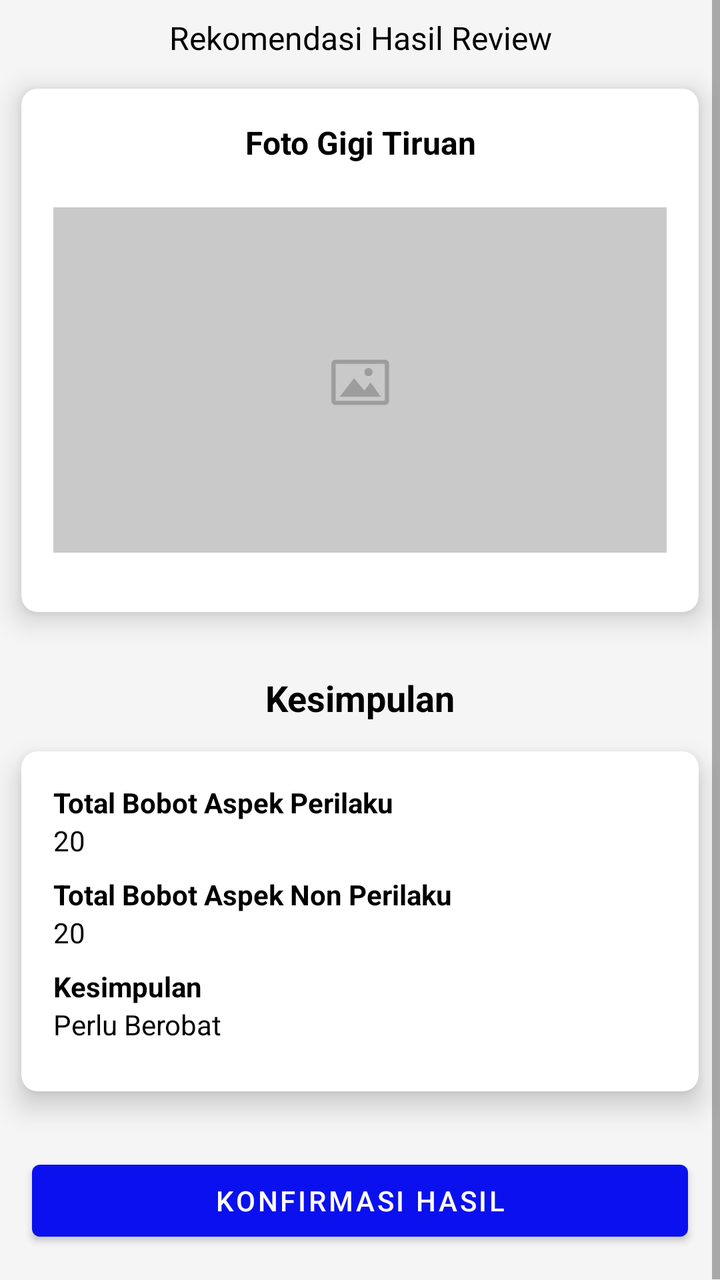
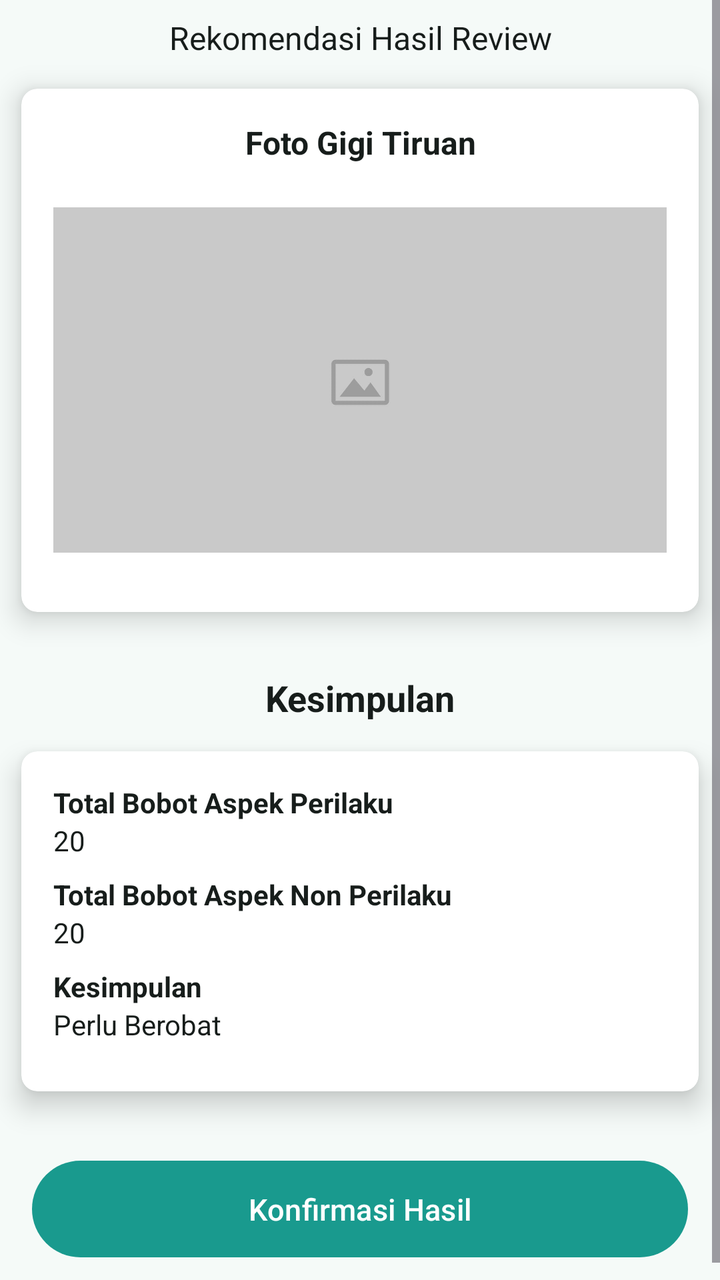

Compare the two renders of this Android layout. The source of the first and the diff that turns it into the second are given below.
<!-- AndroidManifest.xml: application theme Theme.Ladokgi -->
<!-- res/layout/activity_konsultasi_review.xml -->
<?xml version="1.0" encoding="utf-8"?>

<androidx.constraintlayout.widget.ConstraintLayout xmlns:android="http://schemas.android.com/apk/res/android"
    xmlns:app="http://schemas.android.com/apk/res-auto"
    xmlns:tools="http://schemas.android.com/tools"
    android:layout_width="match_parent"
    android:layout_height="match_parent"
    android:background="#f5f5f5"
    tools:context=".konsultasi.KonsultasiReviewActivity">

    <ScrollView
        android:orientation="vertical"
        android:layout_width="match_parent"
        android:layout_height="match_parent">

        <LinearLayout
            android:orientation="vertical"
            android:layout_width="match_parent"
            android:layout_height="wrap_content">

            <TextView
                android:layout_width="match_parent"
                android:layout_height="wrap_content"
                android:text="Rekomendasi Hasil Review"
                android:textAlignment="center"
                android:layout_marginTop="8dp"
                android:textColor="@color/black"
                android:textSize="16sp"/>

            <androidx.cardview.widget.CardView
                android:layout_width="match_parent"
                android:layout_height="wrap_content"
                app:cardElevation="8dp"
                app:cardUseCompatPadding="true"
                app:cardCornerRadius="8dp">
                <LinearLayout
                    android:layout_width="match_parent"
                    android:layout_height="wrap_content"
                    android:orientation="vertical"
                    android:padding="16dp">
                    <TextView
                        android:layout_width="match_parent"
                        android:layout_height="wrap_content"
                        android:text="Foto Gigi Tiruan"
                        android:textAlignment="center"
                        android:textColor="@color/black"
                        android:textSize="16sp"
                        android:layout_marginBottom="8dp"
                        android:textStyle="bold"/>
                    <ImageView
                        android:id="@+id/gambar_gigi"
                        android:layout_width="match_parent"
                        android:layout_height="200dp"
                        android:src="@drawable/placeholder"/>
                </LinearLayout>
            </androidx.cardview.widget.CardView>
            <TextView
                android:layout_width="match_parent"
                android:layout_height="wrap_content"
                android:textColor="@color/black"
                android:textStyle="bold"
                android:textSize="18sp"
                android:paddingTop="16dp"
                android:textAlignment="center"
                android:text="Kesimpulan"/>



            <androidx.cardview.widget.CardView
                android:layout_width="match_parent"
                android:layout_height="wrap_content"
                app:cardElevation="8dp"
                app:cardUseCompatPadding="true"
                app:cardCornerRadius="8dp">

                <LinearLayout
                    android:layout_width="match_parent"
                    android:layout_height="wrap_content"
                    android:orientation="vertical"
                    android:padding="16dp">

                    <TextView
                        android:layout_width="match_parent"
                        android:layout_height="wrap_content"
                        android:text="Total Bobot Aspek Perilaku"
                        android:textColor="@color/black"
                        android:textStyle="bold" />

                    <TextView
                        android:id="@+id/bobot_p"
                        android:layout_width="match_parent"
                        android:layout_height="wrap_content"
                        android:layout_marginBottom="8dp"
                        android:text="20"
                        android:textColor="@color/black" />

                    <TextView
                        android:layout_width="match_parent"
                        android:layout_height="wrap_content"
                        android:text="Total Bobot Aspek Non Perilaku"
                        android:textColor="@color/black"
                        android:textStyle="bold" />

                    <TextView
                        android:id="@+id/bobot_np"
                        android:layout_width="match_parent"
                        android:layout_height="wrap_content"
                        android:layout_marginBottom="8dp"
                        android:text="20"
                        android:textColor="@color/black" />

                    <TextView
                        android:layout_width="match_parent"
                        android:layout_height="wrap_content"
                        android:text="Kesimpulan"
                        android:textColor="@color/black"
                        android:textStyle="bold" />

                    <TextView
                        android:id="@+id/kesimpulan"
                        android:layout_width="match_parent"
                        android:layout_height="wrap_content"
                        android:layout_marginBottom="8dp"
                        android:text="Perlu Berobat"
                        android:textColor="@color/black" />

                </LinearLayout>
            </androidx.cardview.widget.CardView>
            <Button
                android:id="@+id/btn_cofirm"
                android:layout_width="match_parent"
                android:layout_height="wrap_content"
                android:text="Konfirmasi Hasil"
                android:layout_margin="16dp"/>
        </LinearLayout>
    </ScrollView>

</androidx.constraintlayout.widget.ConstraintLayout>
<!-- resources referenced by this layout -->
<resources>
  <color name="black">#FF000000</color>
  <style name="Theme.Ladokgi" parent="Theme.MaterialComponents.DayNight.NoActionBar">
          
          <item name="colorPrimary">@color/purple_700</item>
          <item name="colorPrimaryVariant">@color/purple_500</item>
          <item name="colorOnPrimary">@color/white</item>
          
          <item name="colorSecondary">@color/purple_500</item>
          <item name="colorSecondaryVariant">@color/purple_700</item>
          <item name="colorOnSecondary">@color/black</item>
          
          <item name="android:statusBarColor" tools:targetApi="l">?attr/colorPrimaryVariant</item>
          
  
          <item name="actionOverflowButtonStyle">@style/MyOverflowButtonStyle</item>
      </style>
  <color name="purple_700">#0a11ee</color>
  <color name="purple_500">#009ed6</color>
  <color name="white">#FFFFFFFF</color>
  <style name="MyOverflowButtonStyle" parent="Widget.AppCompat.ActionButton.Overflow">
          <item name="android:tint">#FFFFFF</item>
      </style>
  <!-- unchanged entries left out for length: 1 -->
</resources>

<!-- the commit's change to res/layout/activity_konsultasi_review.xml (unified diff, before → after) -->
@@ -1,11 +1,10 @@
 <?xml version="1.0" encoding="utf-8"?>
-
 <androidx.constraintlayout.widget.ConstraintLayout xmlns:android="http://schemas.android.com/apk/res/android"
     xmlns:app="http://schemas.android.com/apk/res-auto"
     xmlns:tools="http://schemas.android.com/tools"
     android:layout_width="match_parent"
     android:layout_height="match_parent"
-    android:background="#f5f5f5"
+    android:background="?attr/colorSurface"
     tools:context=".konsultasi.KonsultasiReviewActivity">
 
     <ScrollView
@@ -24,7 +23,7 @@
                 android:text="Rekomendasi Hasil Review"
                 android:textAlignment="center"
                 android:layout_marginTop="8dp"
-                android:textColor="@color/black"
+                android:textColor="?attr/colorOnSurface"
                 android:textSize="16sp"/>
 
             <androidx.cardview.widget.CardView
@@ -43,7 +42,7 @@
                         android:layout_height="wrap_content"
                         android:text="Foto Gigi Tiruan"
                         android:textAlignment="center"
-                        android:textColor="@color/black"
+                        android:textColor="?attr/colorOnSurface"
                         android:textSize="16sp"
                         android:layout_marginBottom="8dp"
                         android:textStyle="bold"/>
@@ -57,7 +56,7 @@
             <TextView
                 android:layout_width="match_parent"
                 android:layout_height="wrap_content"
-                android:textColor="@color/black"
+                android:textColor="?attr/colorOnSurface"
                 android:textStyle="bold"
                 android:textSize="18sp"
                 android:paddingTop="16dp"
@@ -83,7 +82,7 @@
                         android:layout_width="match_parent"
                         android:layout_height="wrap_content"
                         android:text="Total Bobot Aspek Perilaku"
-                        android:textColor="@color/black"
+                        android:textColor="?attr/colorOnSurface"
                         android:textStyle="bold" />
 
                     <TextView
@@ -92,13 +91,13 @@
                         android:layout_height="wrap_content"
                         android:layout_marginBottom="8dp"
                         android:text="20"
-                        android:textColor="@color/black" />
+                        android:textColor="?attr/colorOnSurface" />
 
                     <TextView
                         android:layout_width="match_parent"
                         android:layout_height="wrap_content"
                         android:text="Total Bobot Aspek Non Perilaku"
-                        android:textColor="@color/black"
+                        android:textColor="?attr/colorOnSurface"
                         android:textStyle="bold" />
 
                     <TextView
@@ -107,13 +106,13 @@
                         android:layout_height="wrap_content"
                         android:layout_marginBottom="8dp"
                         android:text="20"
-                        android:textColor="@color/black" />
+                        android:textColor="?attr/colorOnSurface" />
 
                     <TextView
                         android:layout_width="match_parent"
                         android:layout_height="wrap_content"
                         android:text="Kesimpulan"
-                        android:textColor="@color/black"
+                        android:textColor="?attr/colorOnSurface"
                         android:textStyle="bold" />
 
                     <TextView
@@ -122,11 +121,11 @@
                         android:layout_height="wrap_content"
                         android:layout_marginBottom="8dp"
                         android:text="Perlu Berobat"
-                        android:textColor="@color/black" />
+                        android:textColor="?attr/colorOnSurface" />
 
                 </LinearLayout>
             </androidx.cardview.widget.CardView>
-            <Button
+            <com.google.android.material.button.MaterialButton
                 android:id="@+id/btn_cofirm"
                 android:layout_width="match_parent"
                 android:layout_height="wrap_content"
<!-- resource entries referenced after the edit -->
@@ -1,26 +1,96 @@
 <!-- resources referenced by this layout -->
 <resources>
-  <color name="black">#FF000000</color>
-  <style name="Theme.Ladokgi" parent="Theme.MaterialComponents.DayNight.NoActionBar">
+  <style name="Theme.Ladokgi" parent="Theme.Material3.DayNight.NoActionBar">
+          <item name="colorPrimary">@color/m3_primary</item>
+          <item name="colorOnPrimary">@color/m3_on_primary</item>
+          <item name="colorPrimaryContainer">@color/m3_primary_container</item>
+          <item name="colorOnPrimaryContainer">@color/m3_on_primary_container</item>
+  
+          <item name="colorSecondary">@color/m3_secondary</item>
+          <item name="colorOnSecondary">@color/m3_on_secondary</item>
+          <item name="colorSecondaryContainer">@color/m3_secondary_container</item>
+          <item name="colorOnSecondaryContainer">@color/m3_on_secondary_container</item>
+  
+          <item name="colorTertiary">@color/m3_tertiary</item>
+          <item name="colorOnTertiary">@color/m3_on_tertiary</item>
+  
+          <item name="colorError">@color/m3_error</item>
+          <item name="colorOnError">@color/m3_on_error</item>
+  
+          <item name="android:colorBackground">@color/m3_background</item>
+          <item name="colorOnBackground">@color/m3_on_background</item>
+          <item name="colorSurface">@color/m3_surface</item>
+          <item name="colorOnSurface">@color/m3_on_surface</item>
+          <item name="colorSurfaceVariant">@color/m3_surface_variant</item>
+          <item name="colorOnSurfaceVariant">@color/m3_on_surface_variant</item>
+          <item name="colorOutline">@color/m3_outline</item>
+          <item name="colorSurfaceContainer">@color/m3_surface_container</item>
+          <item name="colorSurfaceContainerHigh">@color/m3_surface_container_high</item>
+  
           
-          <item name="colorPrimary">@color/purple_700</item>
-          <item name="colorPrimaryVariant">@color/purple_500</item>
-          <item name="colorOnPrimary">@color/white</item>
-          
-          <item name="colorSecondary">@color/purple_500</item>
-          <item name="colorSecondaryVariant">@color/purple_700</item>
-          <item name="colorOnSecondary">@color/black</item>
-          
-          <item name="android:statusBarColor" tools:targetApi="l">?attr/colorPrimaryVariant</item>
-          
+          <item name="textInputStyle">@style/Widget.Ladokgi.TextInputLayout</item>
+          <item name="materialButtonStyle">@style/Widget.Ladokgi.Button</item>
+          <item name="materialButtonOutlinedStyle">@style/Widget.Ladokgi.Button.Outlined</item>
+          <item name="borderlessButtonStyle">@style/Widget.Ladokgi.Button.Text</item>
   
+          <item name="materialAlertDialogTheme">@style/ThemeOverlay.Ladokgi.AlertDialog</item>
           <item name="actionOverflowButtonStyle">@style/MyOverflowButtonStyle</item>
       </style>
-  <color name="purple_700">#0a11ee</color>
-  <color name="purple_500">#009ed6</color>
-  <color name="white">#FFFFFFFF</color>
+  <color name="m3_primary">#199A8E</color>
+  <color name="m3_on_primary">#FFFFFF</color>
+  <color name="m3_primary_container">#9DF2E4</color>
+  <color name="m3_on_primary_container">#00201C</color>
+  <color name="m3_secondary">#4B635F</color>
+  <color name="m3_on_secondary">#FFFFFF</color>
+  <color name="m3_secondary_container">#CDE8E3</color>
+  <color name="m3_on_secondary_container">#07201C</color>
+  <color name="m3_tertiary">#46617A</color>
+  <color name="m3_on_tertiary">#FFFFFF</color>
+  <color name="m3_error">#BA1A1A</color>
+  <color name="m3_on_error">#FFFFFF</color>
+  <color name="m3_background">#F5FAF8</color>
+  <color name="m3_on_background">#171D1B</color>
+  <color name="m3_surface">#F5FAF8</color>
+  <color name="m3_on_surface">#171D1B</color>
+  <color name="m3_surface_variant">#DAE5E2</color>
+  <color name="m3_on_surface_variant">#404846</color>
+  <color name="m3_outline">#707976</color>
+  <color name="m3_surface_container">#EFF5F3</color>
+  <color name="m3_surface_container_high">#E9EFED</color>
+  <style name="Widget.Ladokgi.TextInputLayout" parent="Widget.Material3.TextInputLayout.OutlinedBox">
+          <item name="boxStrokeColor">?attr/colorPrimary</item>
+          <item name="hintTextColor">?attr/colorPrimary</item>
+      </style>
+  <style name="Widget.Ladokgi.Button" parent="Widget.Material3.Button">
+          <item name="shapeAppearanceOverlay">@style/ShapeAppearance.Ladokgi.Pill</item>
+          <item name="android:textSize">15sp</item>
+          <item name="android:paddingTop">14dp</item>
+          <item name="android:paddingBottom">14dp</item>
+          <item name="iconPadding">8dp</item>
+      </style>
+  <style name="Widget.Ladokgi.Button.Outlined" parent="Widget.Material3.Button.OutlinedButton">
+          <item name="shapeAppearanceOverlay">@style/ShapeAppearance.Ladokgi.Pill</item>
+          <item name="android:textSize">15sp</item>
+          <item name="android:paddingTop">14dp</item>
+          <item name="android:paddingBottom">14dp</item>
+          <item name="strokeColor">?attr/colorPrimary</item>
+          <item name="android:textColor">?attr/colorPrimary</item>
+      </style>
+  <style name="Widget.Ladokgi.Button.Text" parent="Widget.Material3.Button.TextButton">
+          <item name="shapeAppearanceOverlay">@style/ShapeAppearance.Ladokgi.Pill</item>
+          <item name="android:textColor">?attr/colorPrimary</item>
+      </style>
+  <style name="ThemeOverlay.Ladokgi.AlertDialog" parent="ThemeOverlay.Material3.MaterialAlertDialog">
+          <item name="buttonBarPositiveButtonStyle">@style/Widget.Ladokgi.Button.Text</item>
+          <item name="buttonBarNegativeButtonStyle">@style/Widget.Ladokgi.Button.Text</item>
+          <item name="buttonBarNeutralButtonStyle">@style/Widget.Ladokgi.Button.Text</item>
+      </style>
   <style name="MyOverflowButtonStyle" parent="Widget.AppCompat.ActionButton.Overflow">
-          <item name="android:tint">#FFFFFF</item>
+          <item name="android:tint">?attr/colorOnSurface</item>
+      </style>
+  <style name="ShapeAppearance.Ladokgi.Pill" parent="">
+          <item name="cornerFamily">rounded</item>
+          <item name="cornerSize">50%</item>
       </style>
   <!-- unchanged entries left out for length: 1 -->
 </resources>
